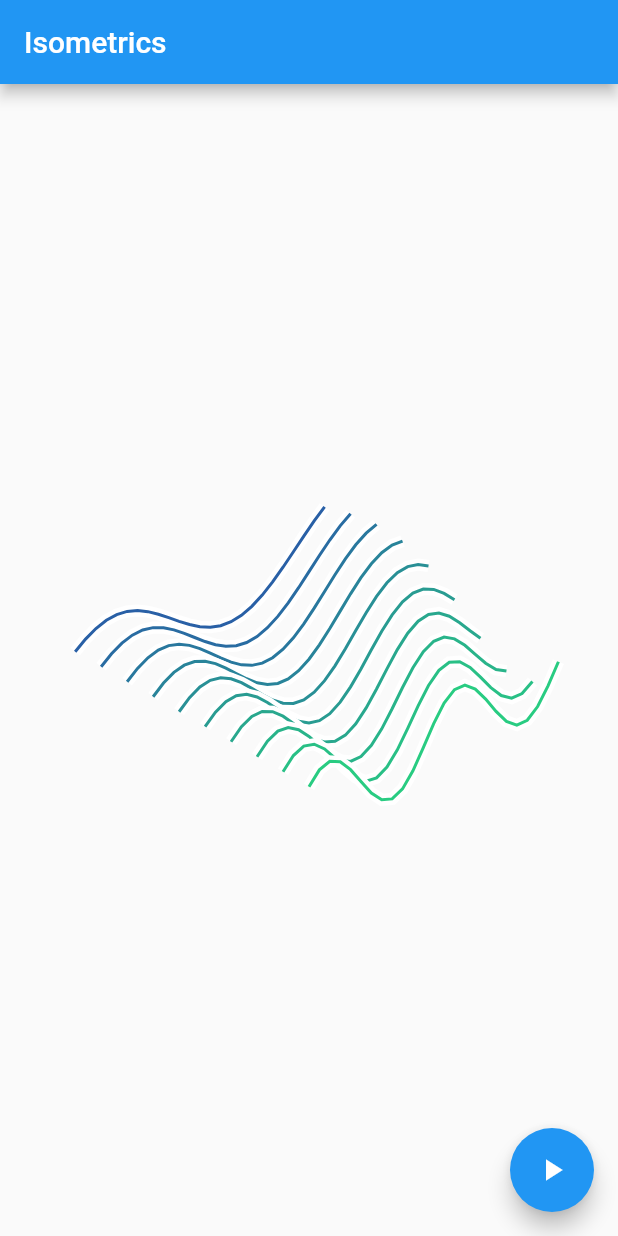
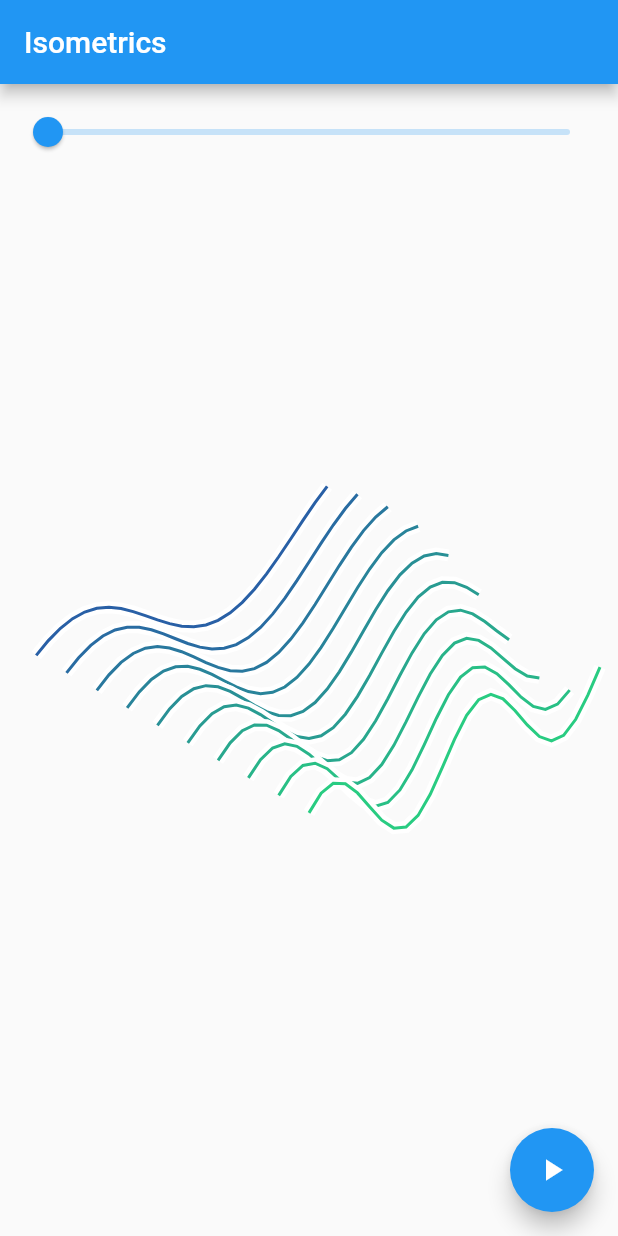
Before and after one commit to jamesporter/isometric-data-vis-flutter, a Flutter app: the screen it shows after launch, after a tap on the "pause" icon, on a phone screen of 412 x 824 dp. Run offline on Flutter 3.47's test engine with Material 2 defaults, Android fonts, the phone set to English and light mode, and no system bars.

Commit message:
close to limit, now with more interactivity

```diff
--- a/lib/isometric_vis.dart
+++ b/lib/isometric_vis.dart
@@ -4,8 +4,8 @@ import 'dart:math';
 
 class IsoVisPainter extends CustomPainter {
   double dt;
-
-  IsoVisPainter(this.dt);
+  double scale;
+  IsoVisPainter(this.dt, this.scale);
 
   @override
   void paint(Canvas canvas, Size size) {
@@ -28,8 +28,8 @@ class IsoVisPainter extends CustomPainter {
                 i.toDouble() * 4,
                 (2 + 18 * dt) * cos(31.4 * dt + i / (2 + j / 5)),
                 j.toDouble() * 10.0)
-            .intoIso2D(2)
-            .offsetted(size.width / 2, size.height * 0.5 + 100);
+            .intoIso2D(2 + scale / 3)
+            .offsetted(size.width / 2, size.height * 0.5 + 100 + 20 * scale);
 
         if (i == 0) {
           linePath.moveTo(xy.x, xy.y);
--- a/lib/main.dart
+++ b/lib/main.dart
@@ -26,6 +26,7 @@ class IsoPage extends StatefulWidget {
 class _IsoPageState extends State<IsoPage> with SingleTickerProviderStateMixin {
   AnimationController controller;
   bool playing = true;
+  double scale = 1.0;
 
   @override
   void initState() {
@@ -49,13 +50,28 @@ class _IsoPageState extends State<IsoPage> with SingleTickerProviderStateMixin {
       ),
       body: Padding(
           padding: EdgeInsets.all(8.0),
-          child: AnimatedBuilder(
-              animation: controller,
-              builder: (context, child) {
-                return CustomPaint(
-                    painter: IsoVisPainter(controller.value),
-                    child: Container());
-              })),
+          child: Stack(
+            children: <Widget>[
+              AnimatedBuilder(
+                  animation: controller,
+                  builder: (context, child) {
+                    return CustomPaint(
+                        painter: IsoVisPainter(controller.value, scale),
+                        child: Container());
+                  }),
+              Positioned(
+                top: 0,
+                right: 0,
+                left: 0,
+                child: Slider(
+                  value: scale,
+                  min: 1.0,
+                  max: 10.0,
+                  onChanged: (s) => setState(() => scale = s),
+                ),
+              )
+            ],
+          )),
       floatingActionButton: playing
           ? FloatingActionButton(
               onPressed: () {
```
